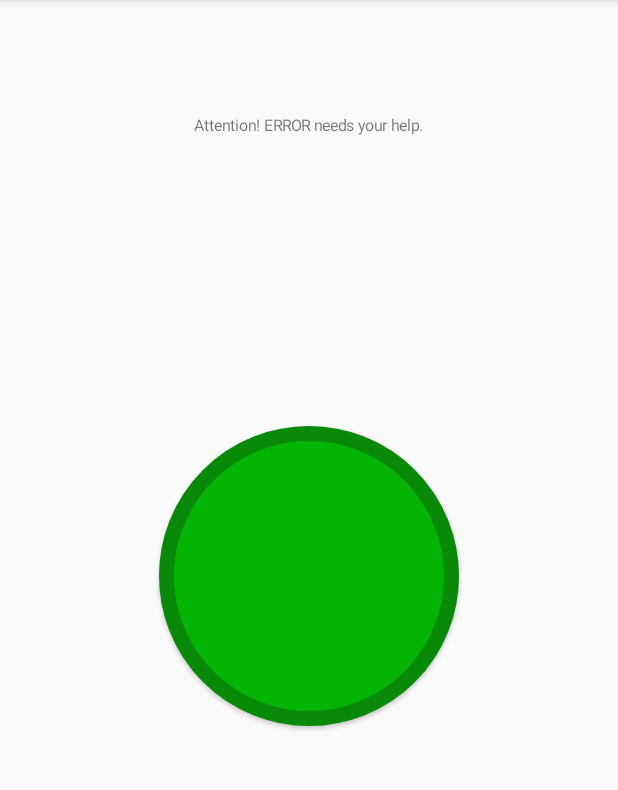
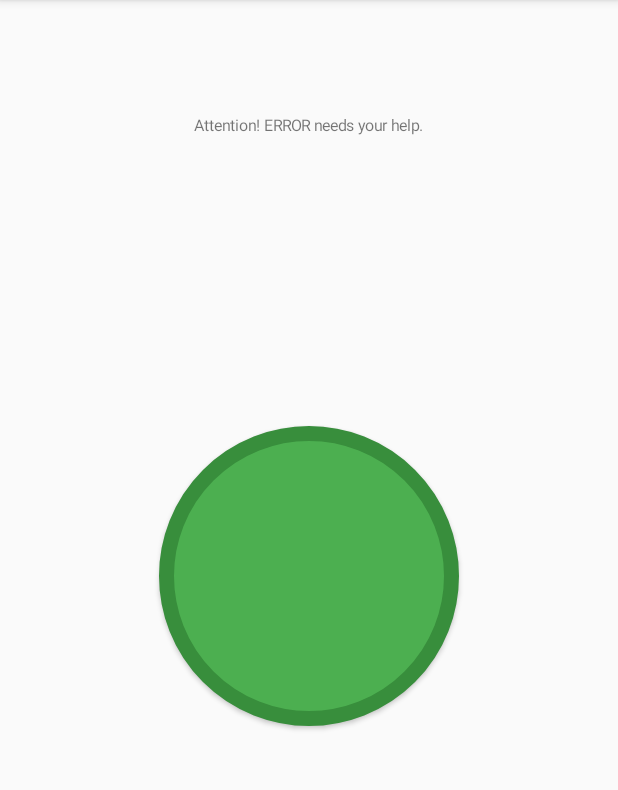
Before and after one commit to ryfterek/Roboterapia-, an Android app: the NeededActivity screen opened directly, with no data from a screen before it, on a phone screen of 412 x 824 dp, the part 84-874 px from its top. Run offline under Robolectric (Android 15) with nearby library versions, the phone set to English and light mode, and no system bars; 1 statement that could not run was skipped.

Commit message:
"Materialising" colours

```diff
--- a/app/src/main/res/drawable/neededroundbutton.xml
+++ b/app/src/main/res/drawable/neededroundbutton.xml
@@ -2,8 +2,8 @@
 <selector xmlns:android="http://schemas.android.com/apk/res/android">
     <item>
         <shape android:shape="oval">
-            <stroke android:color="#088A08" android:width="10dp" />
-            <solid android:color="#04B404"/>
+            <stroke android:color="#388E3C" android:width="10dp" />
+            <solid android:color="#4CAF50"/>
             <size android:width="200dp" android:height="200dp"/>
         </shape>
     </item>
--- a/app/src/main/res/values/colors.xml
+++ b/app/src/main/res/values/colors.xml
@@ -14,10 +14,10 @@
 
     <color name="neededPrimary">#FF0000</color>
     <color name="neededPrimaryDark">#B40404</color>
-    <color name="neededAccent">#00FF00</color>
+    <color name="neededAccent">#4CAF50</color>
 
-    <color name="volunteerPrimary">#00FF00</color>
-    <color name="volunteerPrimaryDark">#00B300</color>
+    <color name="volunteerPrimary">#4CAF50</color>
+    <color name="volunteerPrimaryDark">#388E3C</color>
     <color name="volunteerAccent">#FFC107</color>
 
     <color name="dialogBackground">#ffffff</color>
```
